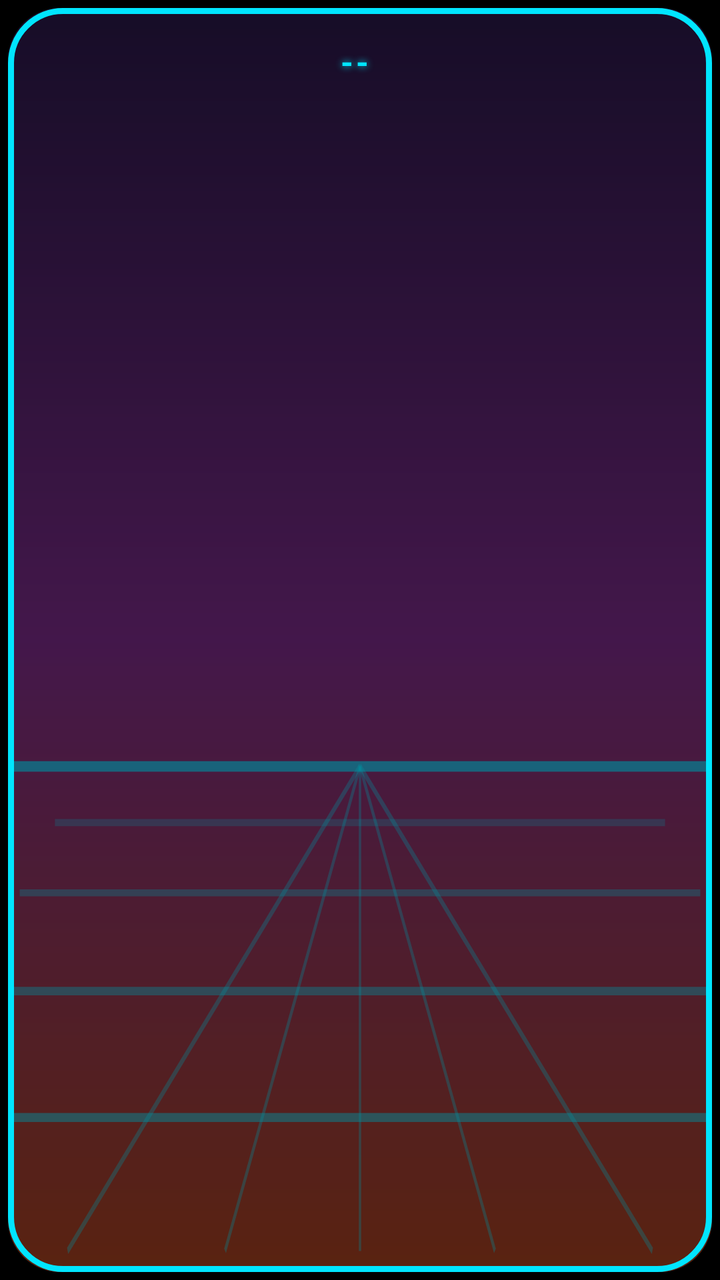
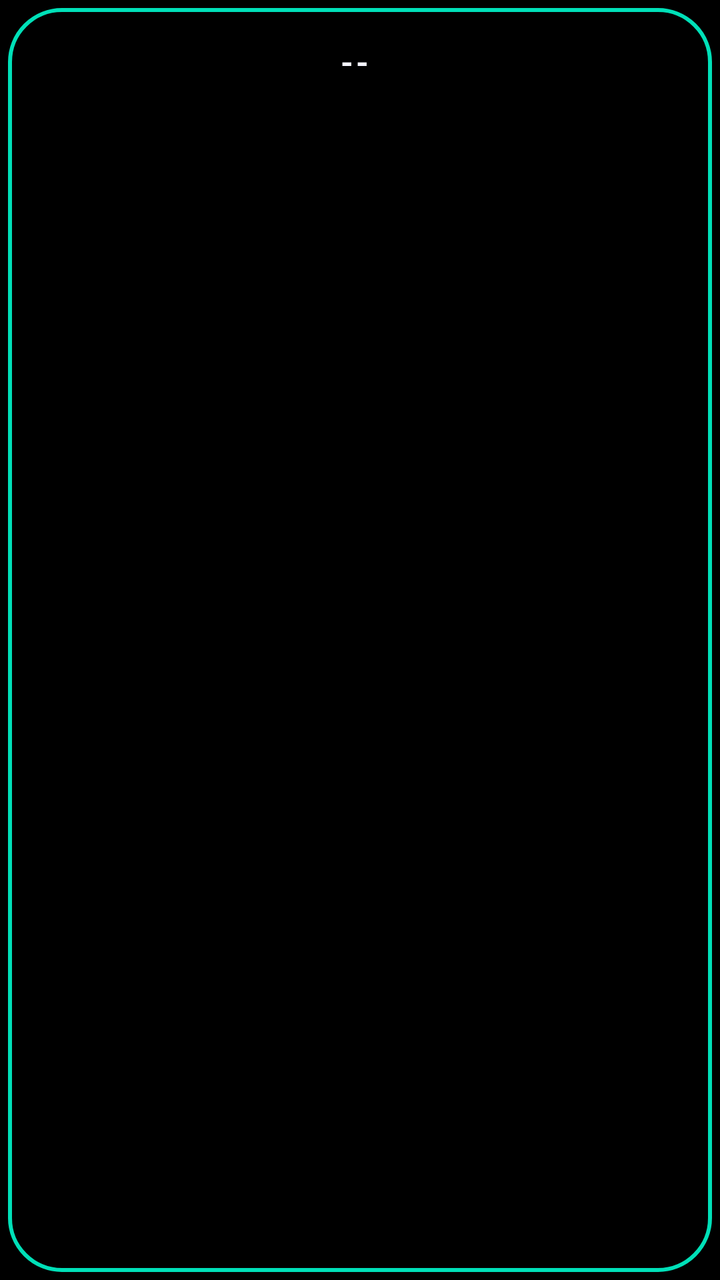

An Android layout rendered at two revisions. The XML below is the earlier revision; the diff shows what the commit changed to produce the second picture.
<!-- AndroidManifest.xml: application theme Theme.SysMonWidget -->
<!-- res/layout/widget_sysmon.xml -->
<?xml version="1.0" encoding="utf-8"?>
<LinearLayout xmlns:android="http://schemas.android.com/apk/res/android"
    android:id="@+id/widgetRoot"
    android:layout_width="match_parent"
    android:layout_height="match_parent"
    android:orientation="vertical"
    android:background="@drawable/widget_background_r26_inset"
    android:paddingTop="20dp"
    android:paddingBottom="14dp"
    android:paddingStart="20dp"
    android:paddingEnd="20dp">

    
    <LinearLayout
        android:layout_width="match_parent"
        android:layout_height="wrap_content"
        android:orientation="horizontal"
        android:gravity="center_vertical">

        <TextView
            android:id="@+id/titleText"
            android:layout_width="0dp"
            android:layout_height="wrap_content"
            android:layout_weight="1"
            android:textColor="@color/retro_cyan"
            android:textSize="16sp"
            android:textStyle="bold"
            android:textAllCaps="true"
            android:letterSpacing="0.08"
            android:gravity="center"
            android:singleLine="true"
            android:ellipsize="end"
            android:shadowColor="@color/retro_cyan"
            android:shadowDx="0"
            android:shadowDy="0"
            android:shadowRadius="8"
            android:text="--" />

        <TextView
            android:id="@+id/ipText"
            android:layout_width="wrap_content"
            android:layout_height="wrap_content"
            android:layout_marginStart="6dp"
            android:textColor="@color/retro_orange"
            android:textSize="11sp"
            android:singleLine="true"
            android:text="" />

    </LinearLayout>

    
    <ListView
        android:id="@+id/statsList"
        android:layout_width="match_parent"
        android:layout_height="0dp"
        android:layout_weight="1"
        android:layout_marginTop="2dp"
        android:divider="@null"
        android:scrollbars="none" />

    
    <TextView
        android:id="@+id/updatedText"
        android:layout_width="match_parent"
        android:layout_height="wrap_content"
        android:layout_marginTop="2dp"
        android:textColor="@color/retro_magenta"
        android:textSize="11sp"
        android:gravity="center"
        android:text="" />

</LinearLayout>
<!-- resources referenced by this layout -->
<resources>
  <color name="retro_cyan">#00E5FF</color>
  <color name="retro_magenta">#FF4FA3</color>
  <color name="retro_orange">#FF9F5A</color>
  <style name="Theme.SysMonWidget" parent="Theme.MaterialComponents.NoActionBar">
          <item name="colorPrimary">@color/retro_cyan</item>
          <item name="colorPrimaryDark">@color/black</item>
          <item name="colorAccent">@color/retro_cyan</item>
          
          <item name="android:windowBackground">@color/black</item>
          
          <item name="android:textColorPrimary">@color/retro_white</item>
          <item name="android:textColorSecondary">@color/retro_white</item>
          
          <item name="android:textColorHint">@color/widget_text_secondary</item>
      </style>
  <!-- drawable widget_background_r26 (drawable) -->
  <?xml version="1.0" encoding="utf-8"?>
  <layer-list xmlns:android="http://schemas.android.com/apk/res/android">
      <item>
          <shape android:shape="rectangle">
              <gradient
                  android:angle="270"
                  android:startColor="@color/sunset_top"
                  android:centerColor="@color/sunset_mid"
                  android:endColor="@color/sunset_bottom" />
              <corners android:radius="26dp" />
          </shape>
      </item>
      <item android:drawable="@drawable/retro_grid_overlay" />
      <item>
          <shape android:shape="rectangle">
              <solid android:color="@color/retro_scrim" />
              <corners android:radius="26dp" />
          </shape>
      </item>
      <item>
          <shape android:shape="rectangle">
              <stroke
                  android:width="3dp"
                  android:color="@color/retro_cyan" />
              <corners android:radius="26dp" />
          </shape>
      </item>
  </layer-list>
  <color name="black">#000000</color>
  <color name="retro_white">#F2F2FF</color>
  <color name="widget_text_secondary">#B0BEC5</color>
  <color name="sunset_top">#241540</color>
  <color name="sunset_mid">#6E267A</color>
  <color name="sunset_bottom">#92391A</color>
  <!-- drawable retro_grid_overlay (drawable) -->
  <?xml version="1.0" encoding="utf-8"?>
  <vector xmlns:android="http://schemas.android.com/apk/res/android"
      android:width="300dp"
      android:height="180dp"
      android:viewportWidth="300"
      android:viewportHeight="180">
  
      
      <path
          android:pathData="M0,108 L300,108"
          android:strokeColor="@color/retro_cyan"
          android:strokeWidth="1.5"
          android:strokeAlpha="0.65" />
  
      
      <path android:pathData="M20,116 L280,116" android:strokeColor="@color/retro_cyan" android:strokeWidth="1" android:strokeAlpha="0.24" />
      <path android:pathData="M5,126 L295,126" android:strokeColor="@color/retro_cyan" android:strokeWidth="1" android:strokeAlpha="0.32" />
      <path android:pathData="M-15,140 L315,140" android:strokeColor="@color/retro_cyan" android:strokeWidth="1.2" android:strokeAlpha="0.4" />
      <path android:pathData="M-40,158 L340,158" android:strokeColor="@color/retro_cyan" android:strokeWidth="1.3" android:strokeAlpha="0.48" />
  
      
      <path android:pathData="M150,108 L25.4,177" android:strokeColor="@color/retro_cyan" android:strokeWidth="1" android:strokeAlpha="0.32" />
      <path android:pathData="M150,108 L92.5,177" android:strokeColor="@color/retro_cyan" android:strokeWidth="1" android:strokeAlpha="0.32" />
      <path android:pathData="M150,108 L150,177" android:strokeColor="@color/retro_cyan" android:strokeWidth="1" android:strokeAlpha="0.32" />
      <path android:pathData="M150,108 L207.5,177" android:strokeColor="@color/retro_cyan" android:strokeWidth="1" android:strokeAlpha="0.32" />
      <path android:pathData="M150,108 L274.6,177" android:strokeColor="@color/retro_cyan" android:strokeWidth="1" android:strokeAlpha="0.32" />
  
  </vector>
  <color name="retro_scrim">#63000000</color>
  <!-- unchanged entries left out for length: 1 -->
</resources>

<!-- the commit's change to res/layout/widget_sysmon.xml (unified diff, before → after) -->
@@ -22,7 +22,7 @@
             android:layout_width="0dp"
             android:layout_height="wrap_content"
             android:layout_weight="1"
-            android:textColor="@color/retro_cyan"
+            android:textColor="@color/retro_white"
             android:textSize="16sp"
             android:textStyle="bold"
             android:textAllCaps="true"
@@ -30,10 +30,6 @@
             android:gravity="center"
             android:singleLine="true"
             android:ellipsize="end"
-            android:shadowColor="@color/retro_cyan"
-            android:shadowDx="0"
-            android:shadowDy="0"
-            android:shadowRadius="8"
             android:text="--" />
 
         <TextView
@@ -41,7 +37,7 @@
             android:layout_width="wrap_content"
             android:layout_height="wrap_content"
             android:layout_marginStart="6dp"
-            android:textColor="@color/retro_orange"
+            android:textColor="@color/retro_white_dim"
             android:textSize="11sp"
             android:singleLine="true"
             android:text="" />
@@ -64,7 +60,7 @@
         android:layout_width="match_parent"
         android:layout_height="wrap_content"
         android:layout_marginTop="2dp"
-        android:textColor="@color/retro_magenta"
+        android:textColor="@color/retro_white_dim"
         android:textSize="11sp"
         android:gravity="center"
         android:text="" />
<!-- resource entries referenced after the edit -->
@@ -1,85 +1,61 @@
 <!-- resources referenced by this layout -->
 <resources>
-  <color name="retro_cyan">#00E5FF</color>
-  <color name="retro_magenta">#FF4FA3</color>
-  <color name="retro_orange">#FF9F5A</color>
+  <color name="retro_cyan">#00D9FF</color>
   <style name="Theme.SysMonWidget" parent="Theme.MaterialComponents.NoActionBar">
-          <item name="colorPrimary">@color/retro_cyan</item>
+          <item name="colorPrimary">@color/retro_teal</item>
           <item name="colorPrimaryDark">@color/black</item>
+          <item name="colorOnPrimary">@color/black</item>
           <item name="colorAccent">@color/retro_cyan</item>
-          
+          <item name="colorSecondary">@color/retro_teal</item>
           <item name="android:windowBackground">@color/black</item>
-          
+          <item name="android:statusBarColor" tools:targetApi="lollipop">@color/black</item>
+          <item name="android:navigationBarColor" tools:targetApi="lollipop">@color/black</item>
           <item name="android:textColorPrimary">@color/retro_white</item>
           <item name="android:textColorSecondary">@color/retro_white</item>
-          
           <item name="android:textColorHint">@color/widget_text_secondary</item>
+          <item name="alertDialogTheme">@style/ThemeOverlay.SysMonWidget.Dialog</item>
+          <item name="materialAlertDialogTheme">@style/ThemeOverlay.SysMonWidget.Dialog</item>
       </style>
   <!-- drawable widget_background_r26 (drawable) -->
   <?xml version="1.0" encoding="utf-8"?>
   <layer-list xmlns:android="http://schemas.android.com/apk/res/android">
       <item>
           <shape android:shape="rectangle">
-              <gradient
-                  android:angle="270"
-                  android:startColor="@color/sunset_top"
-                  android:centerColor="@color/sunset_mid"
-                  android:endColor="@color/sunset_bottom" />
-              <corners android:radius="26dp" />
-          </shape>
-      </item>
-      <item android:drawable="@drawable/retro_grid_overlay" />
-      <item>
-          <shape android:shape="rectangle">
-              <solid android:color="@color/retro_scrim" />
+              <solid android:color="@color/black" />
               <corners android:radius="26dp" />
           </shape>
       </item>
       <item>
           <shape android:shape="rectangle">
               <stroke
-                  android:width="3dp"
-                  android:color="@color/retro_cyan" />
+                  android:width="2dp"
+                  android:color="@color/retro_teal" />
               <corners android:radius="26dp" />
           </shape>
       </item>
   </layer-list>
+  <color name="retro_teal">#00E0B8</color>
   <color name="black">#000000</color>
-  <color name="retro_white">#F2F2FF</color>
-  <color name="widget_text_secondary">#B0BEC5</color>
-  <color name="sunset_top">#241540</color>
-  <color name="sunset_mid">#6E267A</color>
-  <color name="sunset_bottom">#92391A</color>
-  <!-- drawable retro_grid_overlay (drawable) -->
+  <color name="retro_white">#F5F5FF</color>
+  <color name="retro_white_dim">#8C8C99</color>
+  <color name="widget_text_secondary">#8C8C99</color>
+  <style name="ThemeOverlay.SysMonWidget.Dialog" parent="ThemeOverlay.MaterialComponents.Dialog.Alert">
+          <item name="colorPrimary">@color/retro_teal</item>
+          <item name="colorAccent">@color/retro_teal</item>
+          <item name="android:windowBackground">@drawable/app_dialog_background</item>
+          <item name="android:textColorPrimary">@color/retro_white</item>
+          <item name="android:textColorHint">@color/widget_text_secondary</item>
+      </style>
+  <!-- drawable app_dialog_background (drawable) -->
   <?xml version="1.0" encoding="utf-8"?>
-  <vector xmlns:android="http://schemas.android.com/apk/res/android"
-      android:width="300dp"
-      android:height="180dp"
-      android:viewportWidth="300"
-      android:viewportHeight="180">
-  
-      
-      <path
-          android:pathData="M0,108 L300,108"
-          android:strokeColor="@color/retro_cyan"
-          android:strokeWidth="1.5"
-          android:strokeAlpha="0.65" />
-  
-      
-      <path android:pathData="M20,116 L280,116" android:strokeColor="@color/retro_cyan" android:strokeWidth="1" android:strokeAlpha="0.24" />
-      <path android:pathData="M5,126 L295,126" android:strokeColor="@color/retro_cyan" android:strokeWidth="1" android:strokeAlpha="0.32" />
-      <path android:pathData="M-15,140 L315,140" android:strokeColor="@color/retro_cyan" android:strokeWidth="1.2" android:strokeAlpha="0.4" />
-      <path android:pathData="M-40,158 L340,158" android:strokeColor="@color/retro_cyan" android:strokeWidth="1.3" android:strokeAlpha="0.48" />
-  
-      
-      <path android:pathData="M150,108 L25.4,177" android:strokeColor="@color/retro_cyan" android:strokeWidth="1" android:strokeAlpha="0.32" />
-      <path android:pathData="M150,108 L92.5,177" android:strokeColor="@color/retro_cyan" android:strokeWidth="1" android:strokeAlpha="0.32" />
-      <path android:pathData="M150,108 L150,177" android:strokeColor="@color/retro_cyan" android:strokeWidth="1" android:strokeAlpha="0.32" />
-      <path android:pathData="M150,108 L207.5,177" android:strokeColor="@color/retro_cyan" android:strokeWidth="1" android:strokeAlpha="0.32" />
-      <path android:pathData="M150,108 L274.6,177" android:strokeColor="@color/retro_cyan" android:strokeWidth="1" android:strokeAlpha="0.32" />
-  
-  </vector>
-  <color name="retro_scrim">#63000000</color>
+  <inset xmlns:android="http://schemas.android.com/apk/res/android" android:inset="16dp">
+      <shape android:shape="rectangle">
+          <solid android:color="@color/widget_bg" />
+          <stroke android:width="2dp" android:color="@color/retro_teal" />
+          <corners android:radius="20dp" />
+      </shape>
+  </inset>
+  <color name="widget_bg">#0B0B10</color>
   <!-- unchanged entries left out for length: 1 -->
 </resources>
 
